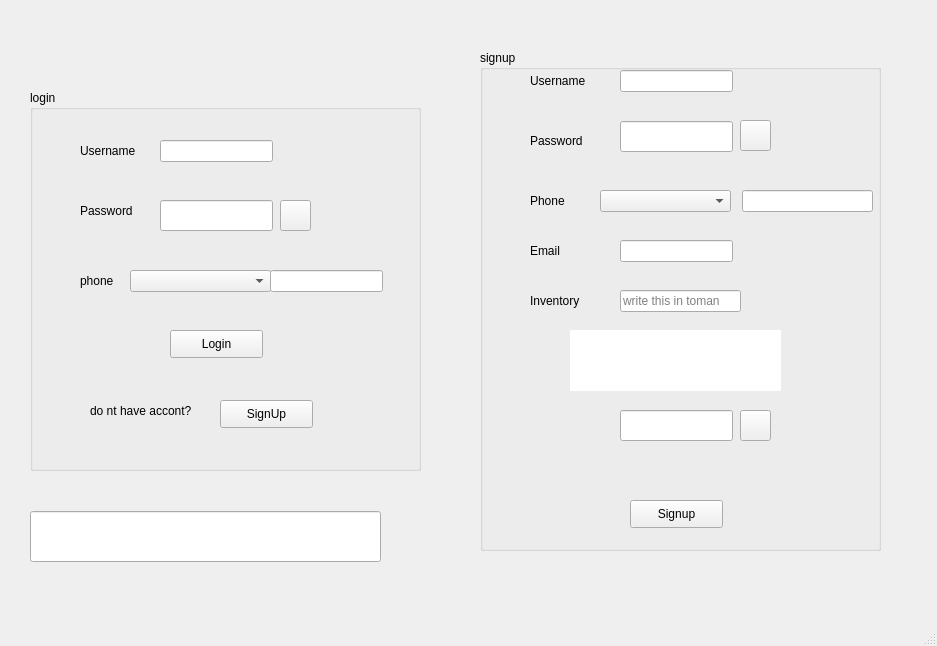
This is login_or_signup_page.ui in Parsazahedian/Farm_fum_1402 as Qt 5 draws it before an edit. The edited form follows.
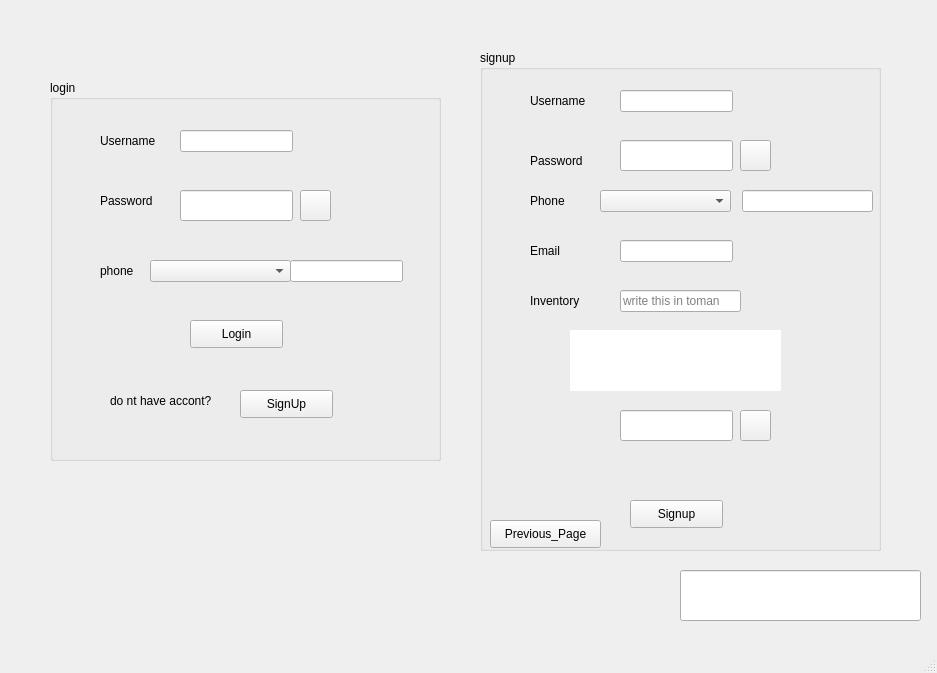
This is the edited form. Icons and pictures are not drawn.

Commit message: complete_logic_of_LoginGroupBox_for_show_enough_LoginPage

Diff of the .ui file:
```diff
--- a/login_or_signup_page.ui
+++ b/login_or_signup_page.ui
@@ -7,7 +7,7 @@
     <x>0</x>
     <y>0</y>
     <width>937</width>
-    <height>646</height>
+    <height>673</height>
    </rect>
   </property>
   <property name="windowTitle">
@@ -17,8 +17,8 @@
    <widget class="QGroupBox" name="groupBox">
     <property name="geometry">
      <rect>
-      <x>30</x>
-      <y>90</y>
+      <x>50</x>
+      <y>80</y>
       <width>391</width>
       <height>381</height>
      </rect>
@@ -199,6 +199,19 @@
       <string/>
      </property>
     </widget>
+    <widget class="QLabel" name="Login_For_Player_i">
+     <property name="geometry">
+      <rect>
+       <x>90</x>
+       <y>10</y>
+       <width>201</width>
+       <height>21</height>
+      </rect>
+     </property>
+     <property name="text">
+      <string/>
+     </property>
+    </widget>
    </widget>
    <widget class="QGroupBox" name="groupBox_2">
     <property name="geometry">
@@ -219,7 +232,7 @@
      <property name="geometry">
       <rect>
        <x>140</x>
-       <y>20</y>
+       <y>40</y>
        <width>113</width>
        <height>22</height>
       </rect>
@@ -229,7 +242,7 @@
      <property name="geometry">
       <rect>
        <x>140</x>
-       <y>71</y>
+       <y>90</y>
        <width>113</width>
        <height>31</height>
       </rect>
@@ -399,7 +412,7 @@
      <property name="geometry">
       <rect>
        <x>50</x>
-       <y>80</y>
+       <y>100</y>
        <width>61</width>
        <height>21</height>
       </rect>
@@ -412,7 +425,7 @@
      <property name="geometry">
       <rect>
        <x>50</x>
-       <y>20</y>
+       <y>40</y>
        <width>71</width>
        <height>21</height>
       </rect>
@@ -435,7 +448,7 @@
      <property name="geometry">
       <rect>
        <x>140</x>
-       <y>50</y>
+       <y>60</y>
        <width>181</width>
        <height>21</height>
       </rect>
@@ -529,7 +542,7 @@
      <property name="geometry">
       <rect>
        <x>260</x>
-       <y>70</y>
+       <y>90</y>
        <width>31</width>
        <height>31</height>
       </rect>
@@ -541,13 +554,39 @@
       <string/>
      </property>
     </widget>
+    <widget class="QLabel" name="SignUp_For_Player_i">
+     <property name="geometry">
+      <rect>
+       <x>110</x>
+       <y>10</y>
+       <width>211</width>
+       <height>21</height>
+      </rect>
+     </property>
+     <property name="text">
+      <string/>
+     </property>
+    </widget>
+    <widget class="QPushButton" name="pushButton_4">
+     <property name="geometry">
+      <rect>
+       <x>10</x>
+       <y>470</y>
+       <width>111</width>
+       <height>28</height>
+      </rect>
+     </property>
+     <property name="text">
+      <string>Previous_Page</string>
+     </property>
+    </widget>
    </widget>
    <widget class="QLineEdit" name="lineEdit_14">
     <property name="geometry">
      <rect>
-      <x>30</x>
-      <y>511</y>
-      <width>351</width>
+      <x>680</x>
+      <y>570</y>
+      <width>241</width>
       <height>51</height>
      </rect>
     </property>
```
The commit also changes 3 other files.
